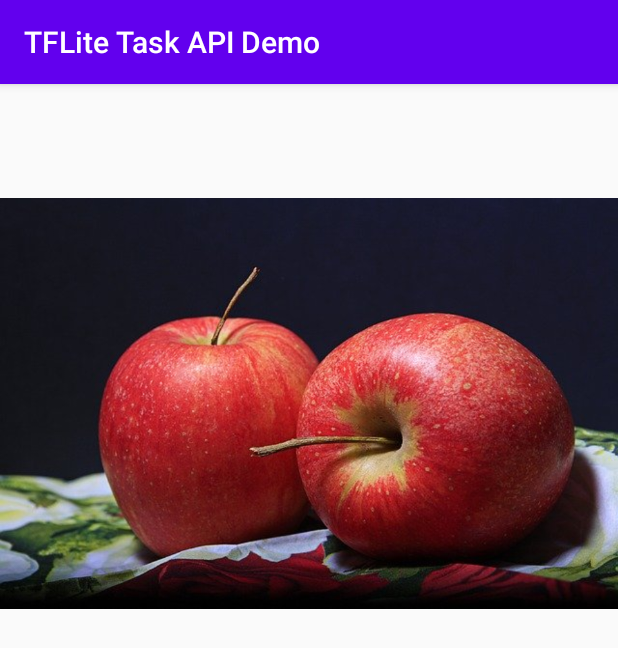
After one commit to khanhlvg/tflite-task-library-demo, an Android app: the ObjectDetectorActivity screen opened directly, with no data from a screen before it, on a phone screen of 412 x 824 dp. The commit adds this screen. Shown: the top 648 px of the screen. Run offline under Robolectric (Android 15) with nearby library versions, the phone set to English and light mode, and no system bars; libraries missing offline, so code that uses them is left out: org.tensorflow.lite; 5 statements that could not run were skipped.

Commit message:
Added object detector sample

```diff
--- a/app/src/main/AndroidManifest.xml
+++ b/app/src/main/AndroidManifest.xml
@@ -9,7 +9,8 @@
       android:roundIcon="@mipmap/ic_launcher_round"
       android:supportsRtl="true"
       android:theme="@style/AppTheme">
-    <activity android:name=".ImageSegmenterActivity"></activity>
+    <activity android:name=".ObjectDetectorActivity"></activity>
+    <activity android:name=".ImageSegmenterActivity" />
     <activity android:name=".MainActivity">
       <intent-filter>
         <action android:name="android.intent.action.MAIN" />
--- /dev/null
+++ b/app/src/main/java/com/khanhlvg/taskapidemo/ObjectDetectorActivity.java
@@ -0,0 +1,86 @@
+package com.khanhlvg.taskapidemo;
+
+import android.graphics.Bitmap;
+import android.graphics.BitmapFactory;
+import android.graphics.Canvas;
+import android.graphics.Color;
+import android.graphics.Paint;
+import android.graphics.Paint.Style;
+import android.graphics.RectF;
+import android.util.Log;
+import android.widget.ImageView;
+import androidx.appcompat.app.AppCompatActivity;
+import android.os.Bundle;
+import java.io.IOException;
+import java.util.List;
+import org.tensorflow.lite.support.image.TensorImage;
+import org.tensorflow.lite.support.label.Category;
+import org.tensorflow.lite.task.vision.detector.Detection;
+import org.tensorflow.lite.task.vision.detector.ObjectDetector;
+import org.tensorflow.lite.task.vision.detector.ObjectDetector.ObjectDetectorOptions;
+
+public class ObjectDetectorActivity extends AppCompatActivity {
+
+  private final static String TAG = "ObjectDetector";
+  private final static String MODEL_NAME = "ssd_mobilenet_v1.tflite";
+  // private final static String MODEL_NAME = "object_localizer.tflite";
+  private ImageView imageView;
+
+  @Override
+  protected void onCreate(Bundle savedInstanceState) {
+    super.onCreate(savedInstanceState);
+    setContentView(R.layout.activity_object_detector);
+
+    imageView = findViewById(R.id.image_view);
+    Bitmap image = BitmapFactory.decodeResource(getResources(), R.drawable.apple);
+
+    try {
+      runObjectDetector(image);
+    } catch (IOException e) {
+      Log.e(TAG, "Error initializing model", e);
+    }
+  }
+
+  private void runObjectDetector(Bitmap image) throws IOException {
+    TensorImage tensorImage = TensorImage.fromBitmap(image);
+    Bitmap bitmap = Bitmap.createBitmap(image.getWidth(), image.getHeight(), Bitmap.Config.ARGB_8888);
+
+    // Create canvas to draw detection result
+    Canvas canvas = new Canvas(bitmap);
+    canvas.drawBitmap(image, 0,0,null);
+    imageView.setImageBitmap(bitmap);
+
+    // Initialization
+    ObjectDetectorOptions options = ObjectDetectorOptions.builder().setMaxResults(3).build();
+    ObjectDetector objectDetector = ObjectDetector
+          .createFromFileAndOptions(this, MODEL_NAME, options);
+
+    // Run inference
+    List<Detection> results = objectDetector.detect(tensorImage);
+    for (Detection detection : results) {
+      Log.i(TAG, detection.getBoundingBox() + "," + detection.getCategories());
+      drawRectangle(canvas, detection);
+    }
+  }
+
+  private void drawRectangle(Canvas canvas, Detection detection) {
+    RectF bBox = detection.getBoundingBox();
+
+    Paint paint = new Paint();
+    paint.setColor(Color.GREEN);
+    paint.setStyle(Style.STROKE);
+    paint.setStrokeWidth(10);
+    canvas.drawRect(bBox.left, bBox.top, bBox.right, bBox.bottom, paint);
+
+    paint.setStrokeWidth(3);
+    paint.setTextSize(60);
+
+    StringBuilder title = new StringBuilder();
+    for (Category category : detection.getCategories()) {
+      title.append(category.getLabel());
+      title.append("(").append(category.getScore()).append(")");
+      title.append(";");
+    }
+    canvas.drawText(title.toString(), bBox.left, bBox.top - 10, paint);
+  }
+}
--- a/app/src/main/res/layout/activity_main.xml
+++ b/app/src/main/res/layout/activity_main.xml
@@ -13,4 +13,10 @@
       android:layout_height="wrap_content"
       android:text="ImageSegmenter"/>
 
+  <Button
+      android:id="@+id/open_obj_detector"
+      android:layout_width="wrap_content"
+      android:layout_height="wrap_content"
+      android:text="ObjectDetector"/>
+
 </LinearLayout>
--- /dev/null
+++ b/app/src/main/res/layout/activity_object_detector.xml
@@ -0,0 +1,15 @@
+<?xml version="1.0" encoding="utf-8"?>
+<androidx.constraintlayout.widget.ConstraintLayout xmlns:android="http://schemas.android.com/apk/res/android"
+    xmlns:app="http://schemas.android.com/apk/res-auto"
+    xmlns:tools="http://schemas.android.com/tools"
+    android:layout_width="match_parent"
+    android:layout_height="match_parent"
+    tools:context=".ObjectDetectorActivity">
+
+  <ImageView
+      android:id="@+id/image_view"
+      android:layout_width="match_parent"
+      android:layout_height="wrap_content"
+      app:layout_constraintTop_toTopOf="parent"/>
+
+</androidx.constraintlayout.widget.ConstraintLayout>
```
Also changed, not shown: app/src/main/java/com/khanhlvg/taskapidemo/MainActivity.java (+10 -0 lines), app/src/main/res/drawable-v24/apple.jpg (added), app/src/main/res/drawable-v24/oranges.jpg (added), 2 other files.
